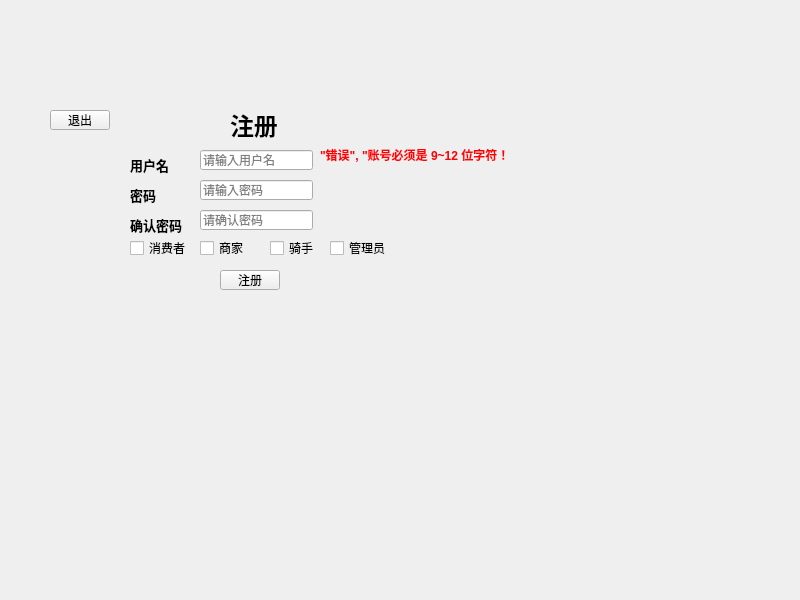
Old version of the form mainwindow.ui in the repository chichuxwx/Food-delivery-platform.
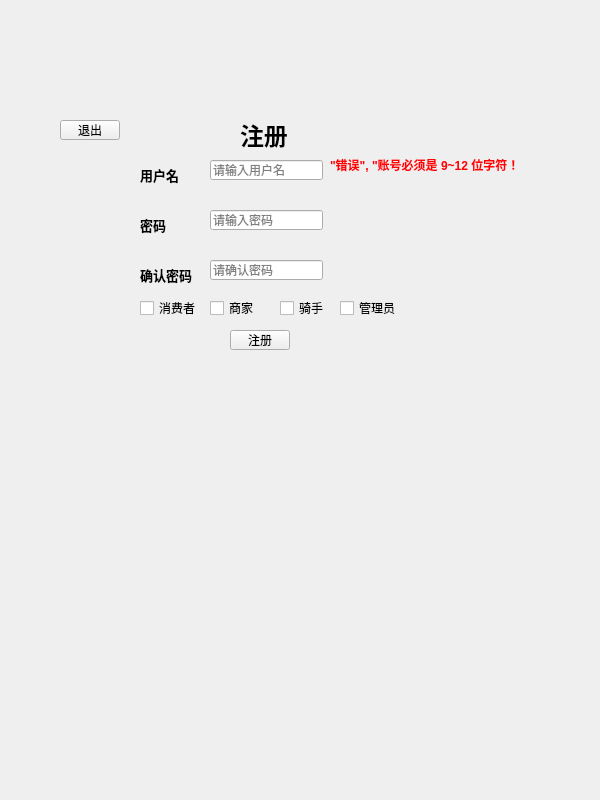
New version of the form.

Diff of the .ui file:
```diff
--- a/mainwindow.ui
+++ b/mainwindow.ui
@@ -6,10 +6,22 @@
    <rect>
     <x>0</x>
     <y>0</y>
-    <width>800</width>
-    <height>600</height>
+    <width>600</width>
+    <height>800</height>
    </rect>
   </property>
+  <property name="minimumSize">
+   <size>
+    <width>600</width>
+    <height>800</height>
+   </size>
+  </property>
+  <property name="maximumSize">
+   <size>
+    <width>600</width>
+    <height>800</height>
+   </size>
+  </property>
   <property name="windowTitle">
    <string>MainWindow</string>
   </property>
@@ -17,8 +29,8 @@
    <widget class="QLineEdit" name="lineEdit">
     <property name="geometry">
      <rect>
-      <x>200</x>
-      <y>150</y>
+      <x>210</x>
+      <y>160</y>
       <width>113</width>
       <height>20</height>
      </rect>
@@ -39,8 +51,8 @@
    <widget class="QLineEdit" name="lineEdit_2">
     <property name="geometry">
      <rect>
-      <x>200</x>
-      <y>180</y>
+      <x>210</x>
+      <y>210</y>
       <width>113</width>
       <height>20</height>
      </rect>
@@ -64,8 +76,8 @@
    <widget class="QLineEdit" name="lineEdit_3">
     <property name="geometry">
      <rect>
-      <x>200</x>
-      <y>210</y>
+      <x>210</x>
+      <y>260</y>
       <width>113</width>
       <height>20</height>
      </rect>
@@ -89,8 +101,8 @@
    <widget class="QLabel" name="label">
     <property name="geometry">
      <rect>
-      <x>230</x>
-      <y>100</y>
+      <x>240</x>
+      <y>110</y>
       <width>60</width>
       <height>50</height>
      </rect>
@@ -114,8 +126,8 @@
    <widget class="QLabel" name="label_2">
     <property name="geometry">
      <rect>
-      <x>130</x>
-      <y>150</y>
+      <x>140</x>
+      <y>160</y>
       <width>40</width>
       <height>30</height>
      </rect>
@@ -139,8 +151,8 @@
    <widget class="QLabel" name="label_3">
     <property name="geometry">
      <rect>
-      <x>130</x>
-      <y>180</y>
+      <x>140</x>
+      <y>210</y>
       <width>40</width>
       <height>30</height>
      </rect>
@@ -164,8 +176,8 @@
    <widget class="QLabel" name="label_4">
     <property name="geometry">
      <rect>
-      <x>130</x>
-      <y>210</y>
+      <x>140</x>
+      <y>260</y>
       <width>80</width>
       <height>30</height>
      </rect>
@@ -189,8 +201,8 @@
    <widget class="QPushButton" name="pushButton">
     <property name="geometry">
      <rect>
-      <x>220</x>
-      <y>270</y>
+      <x>230</x>
+      <y>330</y>
       <width>60</width>
       <height>20</height>
      </rect>
@@ -214,8 +226,8 @@
    <widget class="QLabel" name="label_5">
     <property name="geometry">
      <rect>
-      <x>320</x>
-      <y>140</y>
+      <x>330</x>
+      <y>150</y>
       <width>200</width>
       <height>30</height>
      </rect>
@@ -239,8 +251,8 @@
    <widget class="QCheckBox" name="checkBox">
     <property name="geometry">
      <rect>
-      <x>130</x>
-      <y>240</y>
+      <x>140</x>
+      <y>300</y>
       <width>60</width>
       <height>16</height>
      </rect>
@@ -252,8 +264,8 @@
    <widget class="QCheckBox" name="checkBox_2">
     <property name="geometry">
      <rect>
-      <x>200</x>
-      <y>240</y>
+      <x>210</x>
+      <y>300</y>
       <width>60</width>
       <height>16</height>
      </rect>
@@ -265,8 +277,8 @@
    <widget class="QCheckBox" name="checkBox_3">
     <property name="geometry">
      <rect>
-      <x>270</x>
-      <y>240</y>
+      <x>280</x>
+      <y>300</y>
       <width>60</width>
       <height>16</height>
      </rect>
@@ -278,8 +290,8 @@
    <widget class="QCheckBox" name="checkBox_4">
     <property name="geometry">
      <rect>
-      <x>330</x>
-      <y>240</y>
+      <x>340</x>
+      <y>300</y>
       <width>60</width>
       <height>16</height>
      </rect>
@@ -291,8 +303,8 @@
    <widget class="QPushButton" name="pushButton_2">
     <property name="geometry">
      <rect>
-      <x>50</x>
-      <y>110</y>
+      <x>60</x>
+      <y>120</y>
       <width>60</width>
       <height>20</height>
      </rect>
```
